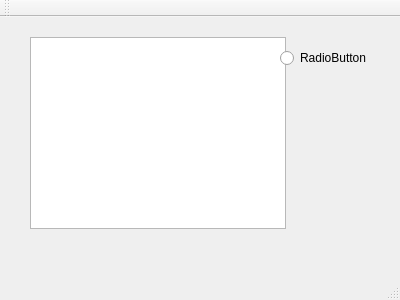
hjnowakowski/music-player, file mainwindow.ui: the form before one commit.
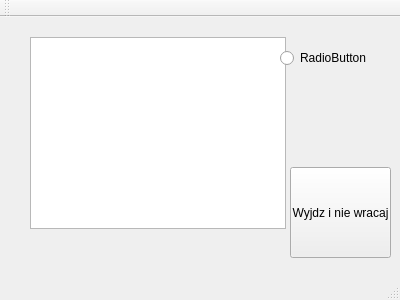
The form after the commit.

Commit message: Wyjdz i nie wracaj

What changed in the file:
```diff
--- a/mainwindow.ui
+++ b/mainwindow.ui
@@ -37,6 +37,22 @@
      <string>RadioButton</string>
     </property>
    </widget>
+   <widget class="QPushButton" name="Quit">
+    <property name="geometry">
+     <rect>
+      <x>290</x>
+      <y>150</y>
+      <width>101</width>
+      <height>91</height>
+     </rect>
+    </property>
+    <property name="cursor">
+     <cursorShape>OpenHandCursor</cursorShape>
+    </property>
+    <property name="text">
+     <string>Wyjdz i nie wracaj</string>
+    </property>
+   </widget>
   </widget>
   <widget class="QMenuBar" name="menuBar">
    <property name="geometry">
```
Left out of the diff: 2 changed lines with no effect on the pictures. The commit also changes 2 other files.
